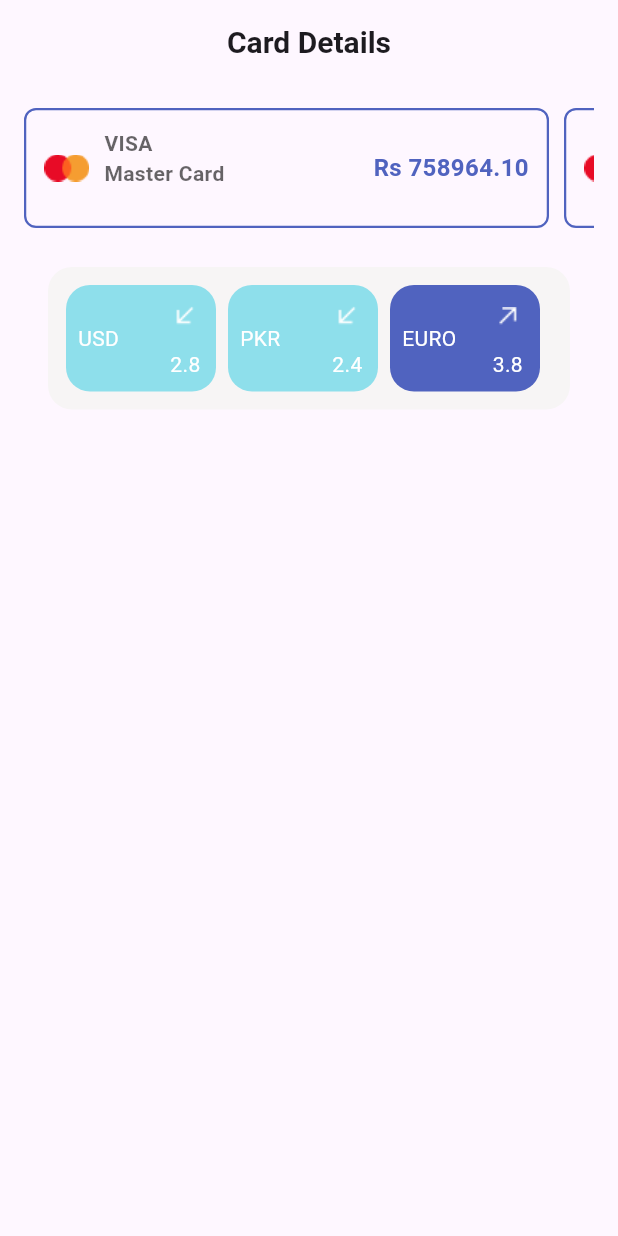
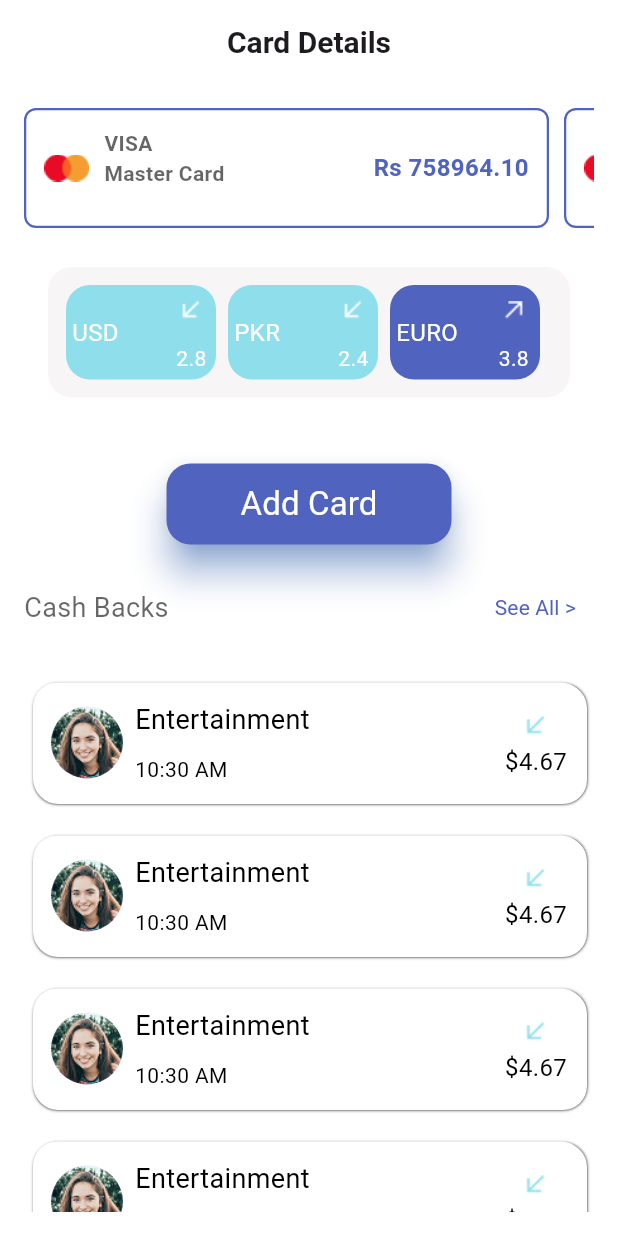
Before and after one commit to Zayahan-Hasan-Shah/Bank-Mobile-App, a Flutter app: the CardDetails screen opened directly, on a phone screen of 412 x 824 dp. Run offline on Flutter 3.47's test engine with Material 3 defaults, Android fonts, the phone set to English and light mode, and no system bars; our stand-ins replace connectivity_plus, device_info_plus, flutter_local_notifications, flutter_riverpod, google_fonts, image_picker and 3 more.

Commit message:
Card screen UI complete

```diff
--- a/bank_app_practice/lib/core/constants.dart
+++ b/bank_app_practice/lib/core/constants.dart
@@ -123,3 +123,8 @@ const prevRate1 = 270;
 const prevRate2 = 220;
 const prevRate3 = 380;
 const pervRate4 = 220;
+
+// add card buttom
+const ac = 'Add Card';
+
+const cashBacks = 'Cash Backs';
--- a/bank_app_practice/lib/core/images.dart
+++ b/bank_app_practice/lib/core/images.dart
@@ -35,4 +35,7 @@ class ImageAssets {
 
   static const String homeScreenVector1 = 'assets/vectors/homeScreenVector1.png';
   static const String homeScreenVector2 = 'assets/vectors/homeScreenVector2.png';
+
+  static const String cashBackFemale1 = 'assets/images/female1.png';
+
 }
--- a/bank_app_practice/lib/views/dashboard/cardDetails/cardDetails.dart
+++ b/bank_app_practice/lib/views/dashboard/cardDetails/cardDetails.dart
@@ -1,9 +1,14 @@
 import 'package:bank_app_practice/core/colors.dart';
 import 'package:bank_app_practice/core/constants.dart';
+import 'package:bank_app_practice/core/images.dart';
 import 'package:bank_app_practice/utils/customAppBar.dart';
+import 'package:bank_app_practice/utils/customButton.dart';
+import 'package:bank_app_practice/utils/titleText.dart';
+import 'package:bank_app_practice/views/dashboard/cardDetails/widgets/cashBacksWidget.dart';
 import 'package:bank_app_practice/views/dashboard/cardDetails/widgets/currencyRate.dart';
 import 'package:bank_app_practice/views/widgets/common/recentTransactions.dart';
 import 'package:flutter/material.dart';
+import 'package:intl/intl.dart';
 
 class CardDetails extends StatefulWidget {
   const CardDetails({super.key});
@@ -13,9 +18,11 @@ class CardDetails extends StatefulWidget {
 }
 
 class _CardDetailsState extends State<CardDetails> {
+  final String formatedTime = DateFormat('hh:mm a').format(DateTime.now());
   @override
   Widget build(BuildContext context) {
     return Scaffold(
+      backgroundColor: ColorsPallete.backgroundColor,
       appBar: CustomAppBar(title: cardDetails),
       body: Padding(
         padding: const EdgeInsets.all(16),
@@ -23,7 +30,52 @@ class _CardDetailsState extends State<CardDetails> {
           child: Column(
             crossAxisAlignment: CrossAxisAlignment.start,
             children: [
-              SingleChildScrollView(
+              _recentTransactionUI(),
+              const SizedBox(height: 10),
+              _currencyRateUI(),
+              const SizedBox(height: 40),
+              Container(
+                height: 30,
+                alignment: Alignment.center,
+                decoration: BoxDecoration(),
+                child: CustomButton(
+                  heightFactor: 1.8,
+                  widthFactor: 0.5,
+                  onTap: () {},
+                  child: TitleText(
+                    title: ac,
+                    fontSize: 22,
+                    color: ColorsPallete.white,
+                  ),
+                ),
+              ),
+              const SizedBox(height: 30),
+              Row(
+                mainAxisAlignment: MainAxisAlignment.spaceBetween,
+                children: [
+                  TitleText(
+                      title: cashBacks,
+                      fontSize: 18,
+                      color: ColorsPallete.black.withOpacity(0.6)),
+                  TextButton(
+                      onPressed: () {},
+                      child: TitleText(
+                          title: '$seeAll >',
+                          fontSize: 14,
+                          color: ColorsPallete.titleColor))
+                ],
+              ),
+              const SizedBox(height: 20),
+              _cashBacksminorList(),
+            ],
+          ),
+        ),
+      ),
+    );
+  }
+
+  Widget _recentTransactionUI() {
+    return SingleChildScrollView(
       scrollDirection: Axis.horizontal,
       child: Row(
         children: [
@@ -32,9 +84,11 @@ class _CardDetailsState extends State<CardDetails> {
           RecentTransactions(),
         ],
       ),
-              ),
-              const SizedBox(height: 10),
-              Container(
+    );
+  }
+
+  Widget _currencyRateUI() {
+    return Container(
       padding: const EdgeInsets.all(12),
       margin: const EdgeInsets.all(16),
       decoration: BoxDecoration(
@@ -72,13 +126,60 @@ class _CardDetailsState extends State<CardDetails> {
           ],
         ),
       ),
-              ),
-              const SizedBox(height: 40),
+    );
+  }
 
+  Widget _cashBacksminorList() {
+    return Column(
+      children: [
+        CashBacksWidget(
+            icon: ImageAssets.incomingTransactionArrow,
+            image: ImageAssets.cashBackFemale1,
+            title: 'Entertainment',
+            time: formatedTime,
+            money: 4.67,
+            cashBackArrow: ImageAssets.incomingTransactionArrow),
+        const SizedBox(height: 10),
+        CashBacksWidget(
+            icon: ImageAssets.incomingTransactionArrow,
+            image: ImageAssets.cashBackFemale1,
+            title: 'Entertainment',
+            time: formatedTime,
+            money: 4.67,
+            cashBackArrow: ImageAssets.incomingTransactionArrow),
+        const SizedBox(height: 10),
+        CashBacksWidget(
+            icon: ImageAssets.incomingTransactionArrow,
+            image: ImageAssets.cashBackFemale1,
+            title: 'Entertainment',
+            time: formatedTime,
+            money: 4.67,
+            cashBackArrow: ImageAssets.incomingTransactionArrow),
+        const SizedBox(height: 10),
+        CashBacksWidget(
+            icon: ImageAssets.incomingTransactionArrow,
+            image: ImageAssets.cashBackFemale1,
+            title: 'Entertainment',
+            time: formatedTime,
+            money: 4.67,
+            cashBackArrow: ImageAssets.incomingTransactionArrow),
+        const SizedBox(height: 10),
+        CashBacksWidget(
+            icon: ImageAssets.incomingTransactionArrow,
+            image: ImageAssets.cashBackFemale1,
+            title: 'Entertainment',
+            time: formatedTime,
+            money: 4.67,
+            cashBackArrow: ImageAssets.incomingTransactionArrow),
+        const SizedBox(height: 10),
+        CashBacksWidget(
+            icon: ImageAssets.incomingTransactionArrow,
+            image: ImageAssets.cashBackFemale1,
+            title: 'Entertainment',
+            time: formatedTime,
+            money: 4.67,
+            cashBackArrow: ImageAssets.incomingTransactionArrow),
       ],
-          ),
-        ),
-      ),
     );
   }
 }
--- /dev/null
+++ b/bank_app_practice/lib/views/dashboard/cardDetails/widgets/cashBacksWidget.dart
@@ -0,0 +1,74 @@
+import 'package:bank_app_practice/core/colors.dart';
+import 'package:bank_app_practice/utils/titleText.dart';
+import 'package:flutter/material.dart';
+
+class CashBacksWidget extends StatelessWidget {
+  String icon;
+  bool check;
+  String image;
+  String title;
+  String time;
+  double money;
+  String cashBackArrow;
+  CashBacksWidget({
+    super.key,
+    required this.icon,
+    this.check = false,
+    required this.image,
+    required this.title,
+    required this.time,
+    required this.money,
+    required this.cashBackArrow,
+  });
+
+  @override
+  Widget build(BuildContext context) {
+    return Container(
+      padding: const EdgeInsets.all(12),
+      margin: const EdgeInsets.all(6),
+      decoration: BoxDecoration(
+        color: ColorsPallete.white,
+        borderRadius: BorderRadius.circular(16),
+        boxShadow: [BoxShadow(
+          blurStyle: BlurStyle.outer,
+          blurRadius: 1,
+          offset: Offset(1, 1)
+          )],
+      ),
+      child: Row(
+        mainAxisAlignment: MainAxisAlignment.spaceBetween,
+        children: [
+          Container(
+            child: Row(
+              children: [
+                check
+                    ? Center(
+                        child: Image.asset(icon),
+                      )
+                    : CircleAvatar(
+                        radius: 24,
+                        backgroundImage: AssetImage(image),
+                      ),
+                const SizedBox(width: 8),
+                Column(
+                  crossAxisAlignment: CrossAxisAlignment.start,
+                  children: [
+                    TitleText(title: title, fontSize: 18),
+                    const SizedBox(height: 10),
+                    TitleText(title: time.toString(), fontSize: 14),
+                  ],
+                ),
+              ],
+            ),
+          ),
+          Column(
+            children: [
+              Image.asset(icon),
+              TitleText(title: '\$$money', fontSize: 16),
+            ],
+          )
+        ],
+      ),
+    );
+  }
+}
--- a/bank_app_practice/lib/views/dashboard/cardDetails/widgets/currencyRate.dart
+++ b/bank_app_practice/lib/views/dashboard/cardDetails/widgets/currencyRate.dart
@@ -22,7 +22,7 @@ class CurrencyRate extends StatelessWidget {
     final double difference =
         currPercent > prevPercent ? currPercent : prevPercent;
     return Container(
-      padding: const EdgeInsets.all(8),
+      padding: const EdgeInsets.all(4),
       width: 100,
       decoration: BoxDecoration(
         color: currencyCurrentRate > currencyPrevRate
@@ -35,11 +35,12 @@ class CurrencyRate extends StatelessWidget {
         children: [
           TitleText(
             title: currencyName,
-            fontSize: 14,
+            fontSize: 16,
             color: ColorsPallete.white,
           ),
           const SizedBox(width: 20),
           Column(
+            mainAxisAlignment: MainAxisAlignment.spaceEvenly,
             children: [
               Image.asset(
                 currencyCurrentRate > currencyPrevRate
@@ -53,7 +54,7 @@ class CurrencyRate extends StatelessWidget {
                 title: difference.toString(),
                 fontSize: 14,
                 color: ColorsPallete.white,
-              )
+              ),
             ],
           )
         ],
--- a/bank_app_practice/pubspec.yaml
+++ b/bank_app_practice/pubspec.yaml
@@ -44,6 +44,7 @@ dependencies:
   smooth_page_indicator: ^1.2.1
   image_picker: ^1.1.2
   pin_code_fields: ^8.0.1
+  intl: ^0.20.2
 
 dev_dependencies:
   flutter_test:
```
Also changed, not shown: bank_app_practice/assets/images/female1.png (added), bank_app_practice/pubspec.lock. Lines whose indentation alone changed are shown as unchanged.
